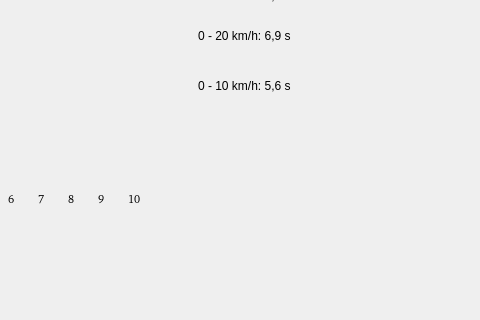
ArtemD/SpeedFreak, file Client/resultdialog.ui: the form before one commit; both pictures show x 212 to 692 and y 160 to 480 of the 800 by 480 pixel window.
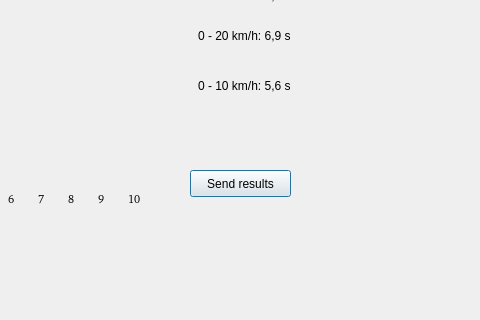
The form after the commit.

Commit message: Send result button added in result dialog.

Patch:
```diff
--- a/Client/resultdialog.ui
+++ b/Client/resultdialog.ui
@@ -483,6 +483,19 @@
     <string>4</string>
    </property>
   </widget>
+  <widget class="QPushButton" name="pushButtonSend">
+   <property name="geometry">
+    <rect>
+     <x>402</x>
+     <y>330</y>
+     <width>101</width>
+     <height>27</height>
+    </rect>
+   </property>
+   <property name="text">
+    <string>Send results</string>
+   </property>
+  </widget>
  </widget>
  <resources/>
  <connections/>
```
